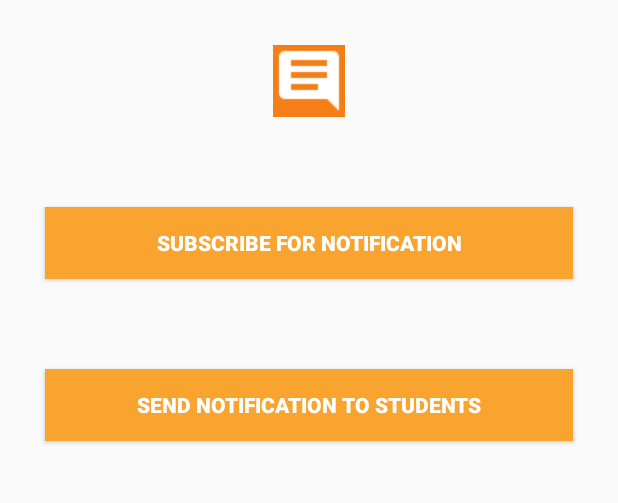
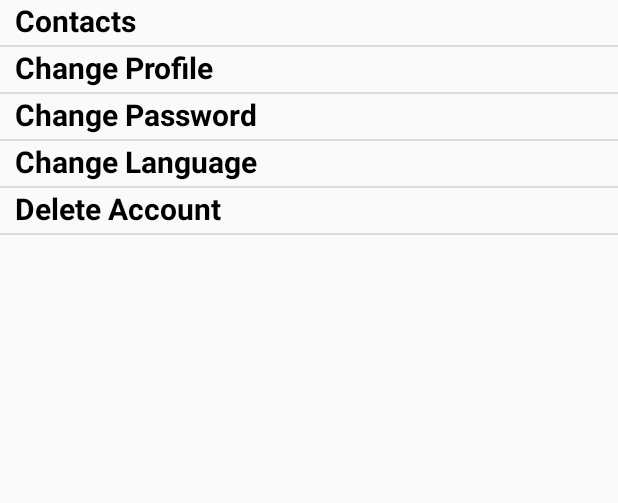
Before and after one commit to Eve2/SchoolBusTracking, an Android app: the HomeActivity screen opened directly, with no data from a screen before it, in the side drawer, after a tap on "Setting", on a phone screen of 412 x 824 dp, the part 84-587 px from its top. Run offline under Robolectric (Android 15) with nearby library versions, the phone set to English and light mode, and no system bars; plain views replace FButton; network calls fail.

Commit message:
update setting

```diff
--- a/app/src/main/java/com/schoolbus/schoolbustracking/activities/HomeActivity.java
+++ b/app/src/main/java/com/schoolbus/schoolbustracking/activities/HomeActivity.java
@@ -11,6 +11,8 @@ import android.support.v7.app.AppCompatActivity;
 import android.support.v7.widget.Toolbar;
 import android.view.MenuItem;
 import com.schoolbus.schoolbustracking.R;
+import com.schoolbus.schoolbustracking.fragments.HelpFragment;
+import com.schoolbus.schoolbustracking.fragments.SettingFragment;
 import com.schoolbus.schoolbustracking.fragments.home.HomeFragment;
 import com.schoolbus.schoolbustracking.fragments.home.LocationFragment;
 import com.schoolbus.schoolbustracking.fragments.home.StudentsFragment;
@@ -77,11 +79,18 @@ public class HomeActivity extends AppCompatActivity {
                     case R.id.location:
                         getSupportFragmentManager().beginTransaction().replace(R.id.home_container,new LocationFragment()).addToBackStack(null).commit();
                         break;
+                    case R.id.help:
+                        getSupportFragmentManager().beginTransaction().replace(R.id.home_container,new HelpFragment()).addToBackStack(null).commit();
+                        break;
                     case R.id.logout:
                         Intent it = new Intent(HomeActivity.this, LoginActivity.class);
                         getApplicationContext().getSharedPreferences("BusSharedPreference", Context.MODE_PRIVATE).edit().clear().commit();
                         startActivity(it);
                         break;
+                    case  R.id.setting:
+                        getSupportFragmentManager().beginTransaction().replace(R.id.home_container,new SettingFragment()).addToBackStack(null).commit();
+                        break;
+
                 }
                 mDrawerLayout.closeDrawer(GravityCompat.START);
                 return true;
--- /dev/null
+++ b/app/src/main/java/com/schoolbus/schoolbustracking/fragments/SettingFragment.java
@@ -0,0 +1,30 @@
+package com.schoolbus.schoolbustracking.fragments;
+
+import android.os.Bundle;
+import android.support.annotation.Nullable;
+import android.support.v4.app.Fragment;
+import android.view.LayoutInflater;
+import android.view.View;
+import android.view.ViewGroup;
+import android.widget.ArrayAdapter;
+import android.widget.ListView;
+
+import com.schoolbus.schoolbustracking.R;
+
+/**
+ * Created by yinqingjiang on 7/17/17.
+ */
+
+public class SettingFragment extends Fragment {
+    private ListView listView;
+    @Nullable
+    @Override
+    public View onCreateView(LayoutInflater inflater, @Nullable ViewGroup container, @Nullable Bundle savedInstanceState) {
+        View view=inflater.inflate(R.layout.fragment_setting,container,false);
+        listView=view.findViewById(R.id.listView);
+        ArrayAdapter<String> ad = new ArrayAdapter<String>(getContext(),R.layout.listview,getResources().getStringArray(R.array.setting));
+        listView.setAdapter(ad);
+       // listView.setAdapter(new ArrayAdapter<String>(,R.layout.fragment_setting,android.R.id.text1,getResources().getStringArray(R.array.setting)));
+        return view;
+    }
+}
--- a/app/src/main/res/layout/fragment_notification.xml
+++ b/app/src/main/res/layout/fragment_notification.xml
@@ -35,14 +35,6 @@
         android:text="@string/send_notification"
         android:textStyle="bold" />
 
-    <!--Button
-        android:id="@+id/logTokenButton"
-        android:layout_width="wrap_content"
-        android:layout_height="wrap_content"
-        android:layout_margin="30dp"
-        android:background="@color/colorPrimary"
-        android:layout_gravity="center_horizontal"
-        android:text="@string/log_token" /-->
 
 
 </LinearLayout>
--- /dev/null
+++ b/app/src/main/res/layout/fragment_setting.xml
@@ -0,0 +1,10 @@
+<?xml version="1.0" encoding="utf-8"?>
+<LinearLayout xmlns:android="http://schemas.android.com/apk/res/android"
+    android:orientation="vertical"
+    android:layout_width="match_parent"
+    android:layout_height="match_parent">
+    <ListView
+        android:id="@+id/listView"
+        android:layout_width="match_parent"
+        android:layout_height="match_parent"></ListView>
+</LinearLayout>
--- /dev/null
+++ b/app/src/main/res/layout/listview.xml
@@ -0,0 +1,11 @@
+<?xml version="1.0" encoding="utf-8"?>
+<TextView xmlns:android="http://schemas.android.com/apk/res/android"
+    android:id="@+id/tv"
+    android:textColor="@color/secondaryText"
+    android:textStyle="bold"
+    android:paddingLeft="10dp"
+    android:layout_width="fill_parent"
+    android:singleLine="true"
+    android:gravity="left"
+    android:textSize="20dp"
+    android:layout_height="30dp"/>
--- a/app/src/main/res/values/strings.xml
+++ b/app/src/main/res/values/strings.xml
@@ -15,7 +15,13 @@
     <string name="login_password">Password</string>
     <string name="sigup_register">Register</string>
     <string name="google_api_key_map">AIzaSyA0wq3APzfaU_oC90VhbEMBMZyN_rU98Ms</string>
-
+    <string-array name="setting">
+        <item>Contacts</item>
+        <item>Change Profile</item>
+        <item>Change Password</item>
+        <item>Change Language</item>
+        <item>Delete Account</item>
+    </string-array>
 
     <string name="subscribe_to_notification">Subscribe for notification</string>
     <string name="log_token">Log Token</string>
```
Also changed, not shown: app/src/main/java/com/schoolbus/schoolbustracking/fragments/HelpFragment.java (added, +23 -0 lines), app/src/main/java/com/schoolbus/schoolbustracking/fragments/home/HomeFragment.java (+4 -3 lines), app/src/main/res/layout/fragment_help.xml (added, +28 -0 lines), app/src/main/res/values/styles.xml (+8 -0 lines).
